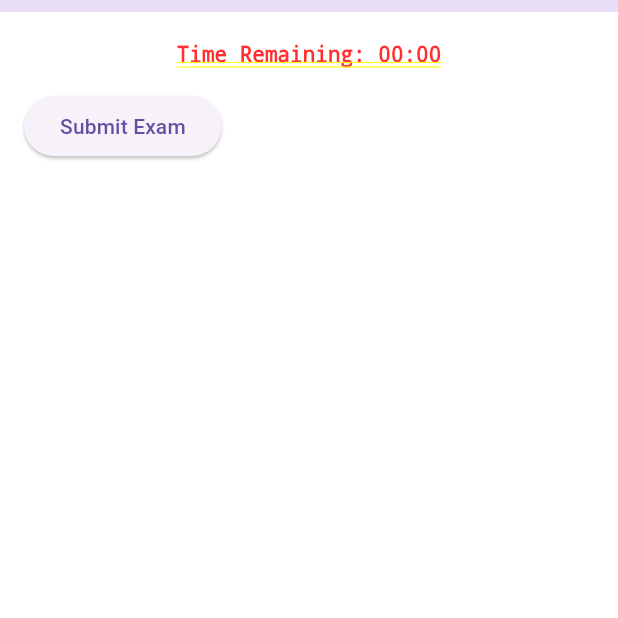
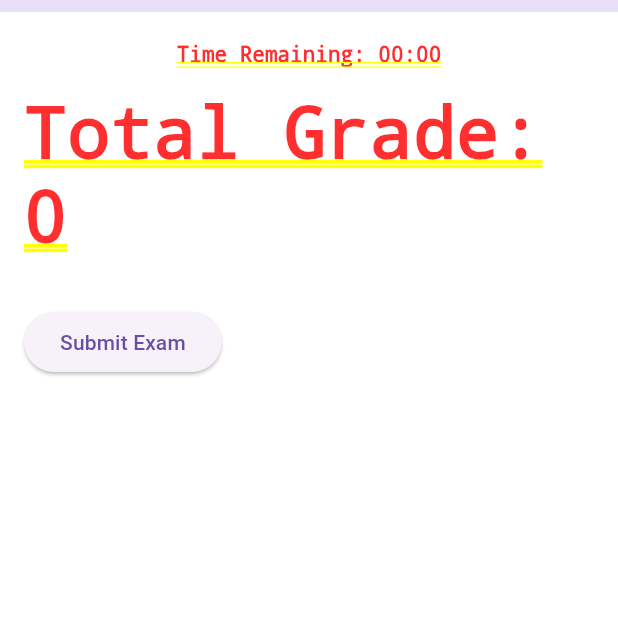
Before and after one commit to MohamedIsa/QuizApp, a Flutter app: the AllExam screen opened by its route, after a tap on "Submit Exam", on a phone screen of 412 x 824 dp, the top half of it. Run offline on Flutter 3.47's test engine with Material 3 defaults, Android fonts, the phone set to English and light mode, and no system bars; our stand-ins replace cloud_firestore, firebase_auth, firebase_core, firebase_storage, flutter_spinkit, google_sign_in and 2 more; accounts and stored records are empty; generated files the repository leaves out were written again.

Commit message:
almost the final commit for all functionality

```diff
--- a/lib/pages/questions/Allexam.dart
+++ b/lib/pages/questions/Allexam.dart
@@ -29,6 +29,7 @@ class AllExam extends StatefulWidget {
 
 class _AllExamState extends State<AllExam> {
   List<StudentQuestionsAnswers> studentAnswers = [];
+  int totalGrade = 0;
 
   void _updateAnswer(String qid, String answerValue, int grade) {
     final index = studentAnswers.indexWhere((answer) => answer.Qid == qid);
@@ -46,10 +47,51 @@ class _AllExamState extends State<AllExam> {
         grade: grade,
       ));
     }
+
+    // Recalculate total grade for MCQ and True/False questions
+    totalGrade = studentAnswers
+        .where((answer) => answer.grade != -1)
+        .fold(0, (sum, answer) => sum + answer.grade);
   }
 
   void _submitExam() async {
     try {
+      // Get all question IDs from the exam
+      final examSnapshot = await FirebaseFirestore.instance
+          .collection('exams')
+          .doc(widget.examId)
+          .get();
+
+      final examData = examSnapshot.data();
+      if (examData == null) {
+        throw Exception("Exam data not found");
+      }
+
+      final questions = List<Map<String, dynamic>>.from(
+        (examData['questions'] as List<dynamic>? ?? []).map((q) {
+          if (q is! Map<String, dynamic>) {
+            return <String, dynamic>{};
+          }
+          return q;
+        }),
+      );
+
+      // Create a map of all question IDs
+      final allQuestionIds =
+          questions.map((q) => q['questionId'] as String).toSet();
+
+      // Populate unanswered questions with default values
+      for (var qid in allQuestionIds) {
+        // Check if this question is already in studentAnswers
+        if (!studentAnswers.any((answer) => answer.Qid == qid)) {
+          studentAnswers.add(StudentQuestionsAnswers(
+            Qid: qid,
+            AnswerValue: 'none',
+            grade: 0,
+          ));
+        }
+      }
+
       // Prepare the answers list
       List<Map<String, dynamic>> answersList = studentAnswers.map((answer) {
         return {
@@ -59,36 +101,50 @@ class _AllExamState extends State<AllExam> {
         };
       }).toList();
 
-      // Reference to the student submission document
-      final submissionRef = FirebaseFirestore.instance
+      // Reference to the student submission document in exam collection
+      final examSubmissionRef = FirebaseFirestore.instance
           .collection('exams')
           .doc(widget.examId)
           .collection('studentsSubmissions')
           .doc(widget.Sid);
 
-      // Run transaction to handle attempts logic
+      // Reference to the student submission document in user collection
+      final userSubmissionRef = FirebaseFirestore.instance
+          .collection('users')
+          .doc(widget.Sid)
+          .collection('studentanswer')
+          .doc(widget.examId);
+
+      // Run transaction to handle submission
       await FirebaseFirestore.instance.runTransaction((transaction) async {
-        final submissionSnapshot = await transaction.get(submissionRef);
+        final examSubmissionSnapshot = await transaction.get(examSubmissionRef);
 
         int currentAttempts = 0;
 
-        if (submissionSnapshot.exists) {
+        if (examSubmissionSnapshot.exists) {
           // If the document exists, get the current attempts count
-          currentAttempts = submissionSnapshot.data()?['attempts'] ?? 0;
+          currentAttempts = examSubmissionSnapshot.data()?['attempts'] ?? 0;
         }
 
         // Prepare the submission data
         Map<String, dynamic> studentExamAnswer = {
           'Sname': widget.Sname,
           'Sid': widget.Sid,
+          'ExamId': widget.examId,
           'Semail': widget.Semail,
           'answers': answersList,
           'submittedAt': FieldValue.serverTimestamp(),
-          'attempts': currentAttempts + 1, // Increment attempts or set to 1
+          'attempts': currentAttempts + 1,
+          'totalGrade': totalGrade,
+          'examId': widget.examId,
+          'examName': examData['examName'] ?? 'Unnamed Exam',
         };
 
-        // Update or create the submission document
-        transaction.set(submissionRef, studentExamAnswer);
+        // Update or create the submission document in exam collection
+        transaction.set(examSubmissionRef, studentExamAnswer);
+
+        // Update or create the submission document in user collection
+        transaction.set(userSubmissionRef, studentExamAnswer);
       });
 
       if (mounted) {
@@ -239,6 +295,11 @@ class _AllExamState extends State<AllExam> {
                   })
                   .values
                   .toList(),
+              // Display total grade (for testing purposes)
+              Padding(
+                padding: const EdgeInsets.all(16.0),
+                child: Text('Total Grade: $totalGrade'),
+              ),
               Padding(
                 padding: const EdgeInsets.all(16.0),
                 child: ElevatedButton(
--- a/lib/pages/studenthome/widgets/examsview.dart
+++ b/lib/pages/studenthome/widgets/examsview.dart
@@ -152,9 +152,10 @@ class _StudentExamState extends State<StudentExam> {
             .get();
 
         // Get the number of attempts made
-        final attempts = submissionSnapshot.data()?['attempts'] ?? 0;
+        final studentAttempts = submissionSnapshot.data()?['attempts'] ?? 0;
 
-        if (attempts >= maxAttempts) {
+        // Check if the student's attempts have reached the maximum allowed attempts
+        if (studentAttempts >= maxAttempts) {
           // If the attempts have reached the maximum allowed attempts
           _showDialog(context, 'Attempt Limit Reached',
               'You have already reached the maximum number of attempts for this exam.');
```
Also changed, not shown: lib/pages/models/examsession.dart (deleted, +0 -43 lines).
